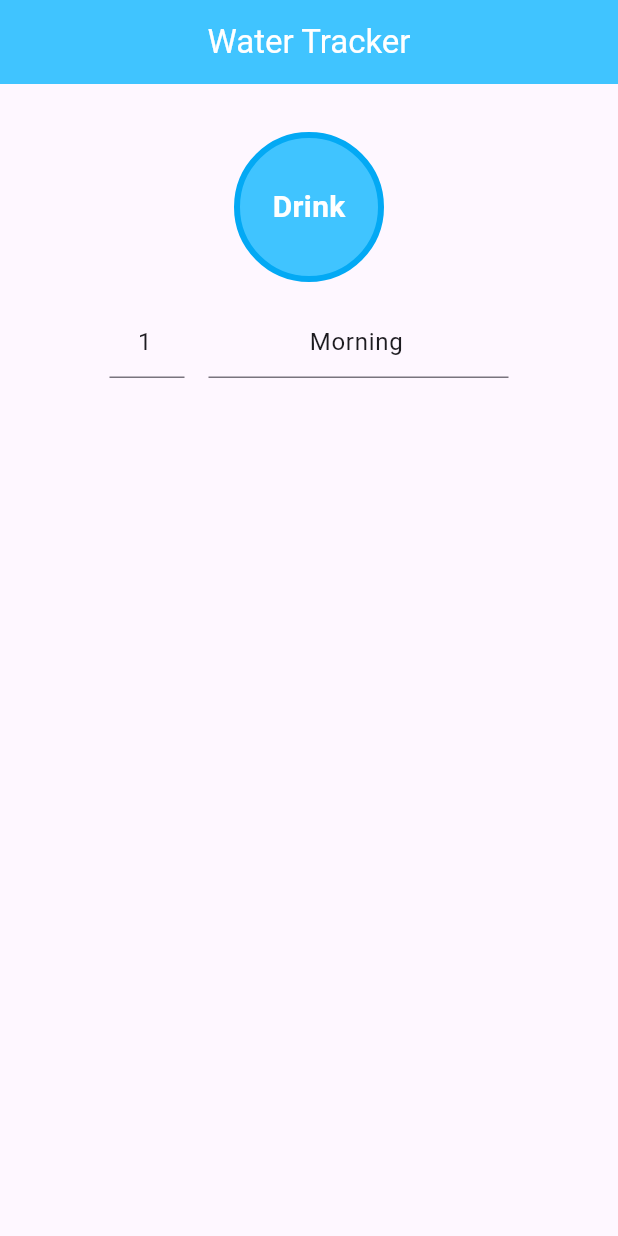
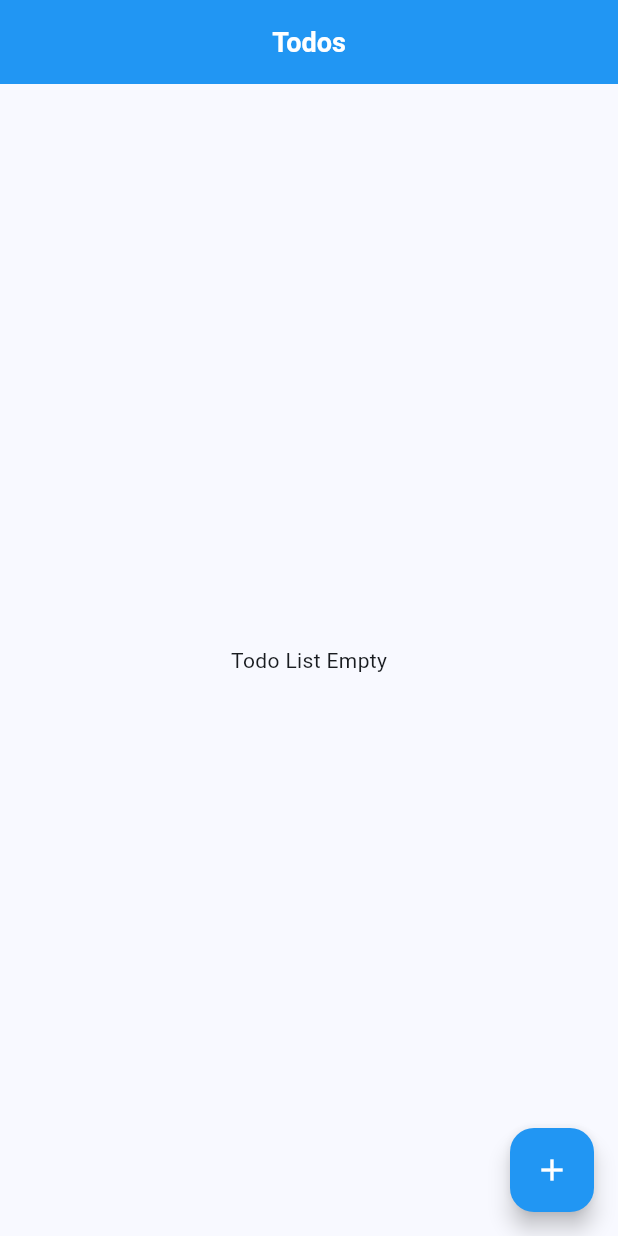
Before and after one commit to farhan-hasan/Flutter_Ostad, a Flutter app: the screen it shows after launch, on a phone screen of 412 x 824 dp. Run offline on Flutter 3.47's test engine with Material 3 defaults, Android fonts, the phone set to English and light mode, and no system bars.

Commit message:
Todo Application

```diff
--- a/lib/home_screen.dart
+++ /dev/null
@@ -1,113 +0,0 @@
-import 'package:flutter/material.dart';
-import 'water_consumed.dart';
-import 'package:intl/intl.dart';
-
-class HomeScreen extends StatefulWidget {
-  const HomeScreen({super.key});
-
-  @override
-  State<HomeScreen> createState() => _HomeScreenState();
-}
-
-class _HomeScreenState extends State<HomeScreen> {
-  List<WaterConsumed> waterConsumeList = [];
-  final TextEditingController _noOfGlassesTEC =
-      TextEditingController(text: '1');
-  final TextEditingController _noteTEC = TextEditingController(text: 'Morning');
-
-  @override
-  Widget build(BuildContext context) {
-    return Scaffold(
-      appBar: AppBar(
-        backgroundColor: Colors.lightBlueAccent,
-        foregroundColor: Colors.white,
-        title: const Text("Water Tracker"),
-        centerTitle: true,
-      ),
-      body: SingleChildScrollView(
-        child: Column(
-          crossAxisAlignment: CrossAxisAlignment.center,
-          children: [
-            Padding(
-              padding: const EdgeInsets.all(32),
-              child: Column(
-                children: [
-                  InkWell(
-                    borderRadius: BorderRadius.circular(100),
-                    onTap: () {
-                      if (_noOfGlassesTEC.text.trim().isEmpty) {
-                        _noOfGlassesTEC.text = '1';
-                      }
-                      final noOfGlasses = _noOfGlassesTEC.text.trim();
-                      int value = int.tryParse(noOfGlasses) ?? 1;
-                      waterConsumeList
-                          .insert(0, WaterConsumed(value, DateTime.now(), _noteTEC.text));
-                      setState(() {});
-                    },
-                    child: Container(
-                      height: 100,
-                      width: 100,
-                      alignment: Alignment.center,
-                      decoration: BoxDecoration(
-                          color: Colors.lightBlueAccent,
-                          border: Border.all(color: Colors.lightBlue, width: 4),
-                          borderRadius: BorderRadius.circular(100)),
-                      child: const Text(
-                        "Drink",
-                        style: TextStyle(fontWeight: FontWeight.w600, color: Colors.white, fontSize: 20),
-                      ),
-                    ),
-                  ),
-                  const SizedBox(height: 16,),
-                  Row(mainAxisAlignment: MainAxisAlignment.center, children: [
-                    SizedBox(
-                      width: 50,
-                      child: TextField(
-                        controller: _noOfGlassesTEC,
-                        keyboardType: TextInputType.number,
-                        textAlign: TextAlign.center,
-                      ),
-                    ),
-                    const SizedBox(
-                      width: 16,
-                    ),
-                    SizedBox(
-                      width: 200,
-                      child: TextField(
-                        controller: _noteTEC,
-                        keyboardType: TextInputType.number,
-                        textAlign: TextAlign.center,
-                      ),
-                    ),
-                  ])
-                ],
-              ),
-            ),
-            ListView.builder(
-                shrinkWrap: true,
-                primary: false,
-                itemCount: waterConsumeList.length,
-                itemBuilder: (context, index) {
-                  return ListTile(
-                    leading: CircleAvatar(
-                      child: Text(waterConsumeList[index].noOfGlass.toString()),
-                    ),
-                    title: Text(waterConsumeList[index].note),
-                    subtitle: Text(DateFormat.yMEd().add_jms().format(waterConsumeList[index].time)),
-                    trailing: IconButton(
-                      icon: Icon(Icons.delete_outline),
-                      onPressed: () {
-                        waterConsumeList.removeAt(index);
-                        setState(() {
-
-                        });
-                      },
-                    ),
-                  );
-                })
-          ],
-        ),
-      ),
-    );
-  }
-}
--- a/lib/main.dart
+++ b/lib/main.dart
@@ -1,24 +1,7 @@
 import 'package:flutter/cupertino.dart';
+import 'package:flutter/material.dart';
+import 'todo_app.dart';
 
-/// 1. Round tap button that adds a new glass of water
-/// 2. List of consumed glasses
-/// 3. number of glasses and time of consumption
-/// 4. Show list
-
-import 'package:flutter/material.dart';
-import 'home_screen.dart';
-void main () {
-  runApp(WaterTrackerApp());
+void main() {
+  runApp(const TodoApp());
 }
-
-class WaterTrackerApp extends StatelessWidget {
-  const WaterTrackerApp({super.key});
-
-  @override
-  Widget build(BuildContext context) {
-    return const MaterialApp(
-      debugShowCheckedModeBanner: false,
-      home: HomeScreen(),
-    );
-  }
-}
--- /dev/null
+++ b/lib/todo.dart
@@ -0,0 +1,8 @@
+class Todo {
+  String title;
+  String description;
+  DateTime dateTime;
+
+
+  Todo(this.title, this.description, this.dateTime);
+}
--- /dev/null
+++ b/lib/todo_app.dart
@@ -0,0 +1,44 @@
+import 'package:flutter/material.dart';
+import 'todo_list_screen.dart';
+
+class TodoApp extends StatelessWidget {
+  const TodoApp({super.key});
+
+  @override
+  Widget build(BuildContext context) {
+    return MaterialApp(
+      home: const TodoListScreen(),
+      theme: ThemeData(
+          colorSchemeSeed: Colors.blue,
+          appBarTheme: const AppBarTheme(
+            backgroundColor: Colors.blue,
+            foregroundColor: Colors.white,
+            centerTitle: true,
+            titleTextStyle:
+                TextStyle(fontWeight: FontWeight.bold, fontSize: 18),
+            iconTheme: IconThemeData(color: Colors.white),
+          ),
+          inputDecorationTheme: InputDecorationTheme(
+            border:
+                OutlineInputBorder(borderSide: BorderSide(color: Colors.white)),
+            enabledBorder:
+                OutlineInputBorder(borderSide: BorderSide(color: Colors.black)),
+            focusedBorder:
+                OutlineInputBorder(borderSide: BorderSide(color: Colors.black)),
+            disabledBorder:
+                OutlineInputBorder(borderSide: BorderSide(color: Colors.grey)),
+            errorBorder:
+                OutlineInputBorder(borderSide: BorderSide(color: Colors.red)),
+          ),
+          elevatedButtonTheme: ElevatedButtonThemeData(
+              style: ElevatedButton.styleFrom(
+            backgroundColor: Colors.blue,
+            foregroundColor: Colors.white,
+            textStyle:
+                const TextStyle(fontSize: 18, fontWeight: FontWeight.w500),
+            shape:
+                RoundedRectangleBorder(borderRadius: BorderRadius.circular(12)),
+          ))),
+    );
+  }
+}
--- /dev/null
+++ b/lib/todo_list_screen.dart
@@ -0,0 +1,139 @@
+import 'package:flutter/cupertino.dart';
+import 'package:flutter/material.dart';
+import 'package:ostad/add_new_todo_screen.dart';
+import 'edit_todo_screen.dart';
+import 'todo.dart';
+
+class TodoListScreen extends StatefulWidget {
+  const TodoListScreen({super.key});
+
+  @override
+  State<TodoListScreen> createState() => _TodoListScreenState();
+}
+
+class _TodoListScreenState extends State<TodoListScreen> {
+
+  List<Todo> todoList = [];
+
+  @override
+  Widget build(BuildContext context) {
+    return Scaffold(
+      appBar: AppBar(
+        title: const Text("Todos"),
+      ),
+      body: Visibility(
+        visible: todoList.isNotEmpty,
+        replacement: Center(
+          child: Text("Todo List Empty"),
+        ),
+        child: ListView.separated(
+          itemCount: todoList.length,
+          itemBuilder: (context, index) {
+            return _buildTodoListTile(index);
+          },
+          separatorBuilder: (context, index) {
+            return Divider(
+              color: Colors.blue.shade200,
+              height: 12,
+              indent: 16,
+              endIndent: 16,
+            );
+          },
+        ),
+      ),
+      floatingActionButton: FloatingActionButton(
+        onPressed: _onTapAddNewTodoFAB,
+        backgroundColor: Colors.blue,
+        foregroundColor: Colors.white,
+        child: const Icon(Icons.add),
+      ),
+    );
+  }
+
+  ListTile _buildTodoListTile(int index) {
+    return ListTile(
+            title:  Text(todoList[index].title),
+            subtitle:  Column(
+              crossAxisAlignment: CrossAxisAlignment.start,
+              children: [Text(todoList[index].description), Text(todoList[index].dateTime.toString())],
+            ),
+            trailing: Wrap(
+              children: [
+                IconButton(
+                    onPressed: () {
+                      showDeleteConfirmationDialog(index);
+                    },
+                    icon: Icon(Icons.delete_forever_outlined)),
+                IconButton(
+                    onPressed: () => _onTapEditTodo(index),
+                    icon: Icon(Icons.edit))
+              ],
+            ),
+          );
+  }
+
+  Future<void> _onTapEditTodo (int index)  async {
+    final Todo? updatedTodo = await Navigator.push(
+        context,
+        MaterialPageRoute(
+            builder: (context) => EditTodoScreen(
+              todo: todoList[index],
+            )));
+    if(updatedTodo!=null) {
+      todoList[index] = updatedTodo;
+      setState(() {
+
+      });
+    }
+  }
+
+  Future<void> _onTapAddNewTodoFAB() async {
+    // Asynchronous Programming
+    // Future
+    // Await
+    // Async
+    final Todo? result = await Navigator.push(context,
+        MaterialPageRoute(builder: (context) => AddNewTodoScreen()));
+    if (result != null) {
+      todoList.add(result);
+      setState(() {
+
+      });
+    }
+  }
+
+  void showDeleteConfirmationDialog(int index) {
+    showDialog(
+        context: context,
+        builder: (context) {
+          return AlertDialog(
+            title: Text("Delete Todo"),
+            content: Text("Are you sure?"),
+            actions: [
+              TextButton(
+                  onPressed: () {
+                    Navigator.pop(context);
+                  },
+                  child: Text("No")),
+              TextButton(
+                  onPressed: () {
+                    _removeTodo(index);
+                    Navigator.pop(context);
+                  },
+                  child: const Text(
+                    "Yes",
+                    style: TextStyle(color: Colors.red),
+                  ))
+            ],
+            shape:
+                RoundedRectangleBorder(borderRadius: BorderRadius.circular(16)),
+          );
+        });
+  }
+
+  void _removeTodo (int index) {
+    todoList.removeAt(index);
+    setState(() {});
+  }
+
+}
--- a/lib/water_consumed.dart
+++ /dev/null
@@ -1,8 +0,0 @@
-class WaterConsumed {
-  final int noOfGlass;
-  final DateTime time;
-  final String note;
-
-  WaterConsumed(this.noOfGlass, this.time, this.note);
-
-}
```
Also changed, not shown: lib/add_new_todo_screen.dart (added, +81 -0 lines), lib/edit_todo_screen.dart (added, +92 -0 lines).
